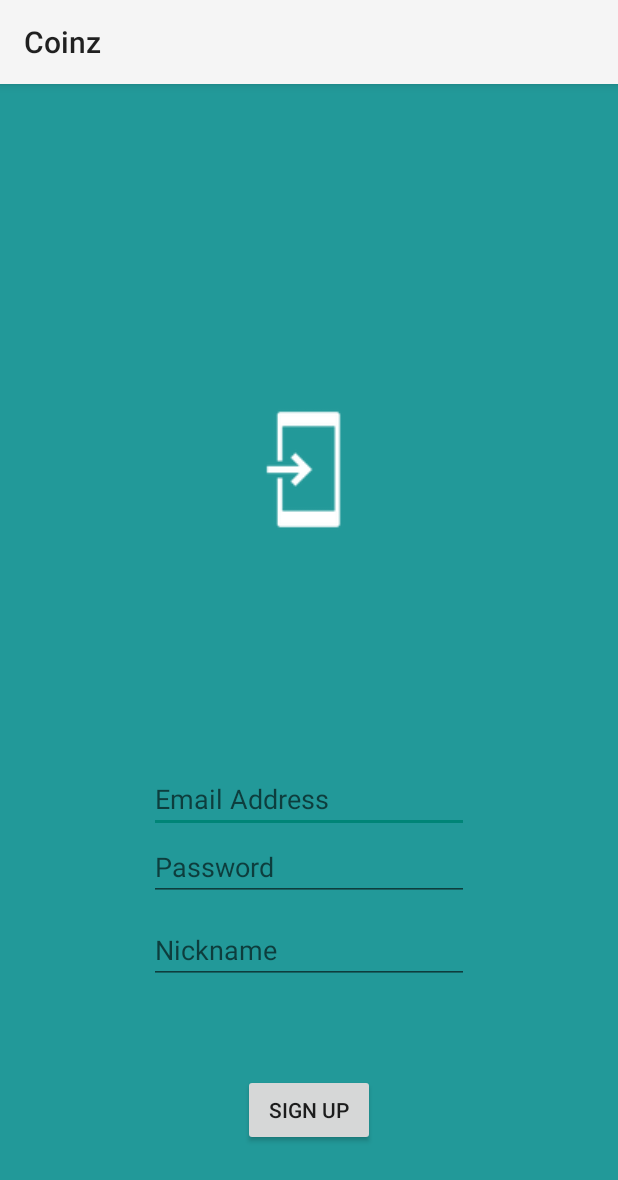
After one commit to zhanshenlc/Coinz, an Android app: the RegisterActivity screen opened directly, with no data from a screen before it, on a phone screen of 412 x 824 dp. The commit adds this screen. Shown: the top 1180 px of the screen. Run offline under Robolectric (Android 15) with nearby library versions, the phone set to English and light mode, and no system bars.

Commit message:
Register page and icon setting

```diff
--- a/app/src/main/AndroidManifest.xml
+++ b/app/src/main/AndroidManifest.xml
@@ -1,6 +1,8 @@
 <?xml version="1.0" encoding="utf-8"?>
 <manifest xmlns:android="http://schemas.android.com/apk/res/android"
     package="com.uoe.zhanshenlc.coinz">
+
+    <uses-permission android:name="android.permission.WRITE_EXTERNAL_STORAGE"></uses-permission>
 
     <application
         android:allowBackup="true"
@@ -16,7 +18,9 @@
                 <category android:name="android.intent.category.LAUNCHER" />
             </intent-filter>
         </activity>
-        <activity android:name=".HomeActivity"></activity>
+        <activity android:name=".HomeActivity" />
+        <activity android:name=".LoginActivity" />
+        <activity android:name=".RegisterActivity"></activity>
     </application>
 
 </manifest>
--- /dev/null
+++ b/app/src/main/java/com/uoe/zhanshenlc/coinz/RegisterActivity.kt
@@ -0,0 +1,65 @@
+package com.uoe.zhanshenlc.coinz
+
+import android.app.Activity
+import android.content.Intent
+import android.net.Uri
+import android.support.v7.app.AppCompatActivity
+import android.os.Bundle
+import android.provider.MediaStore
+import android.view.View
+import android.widget.Button
+import android.widget.EditText
+import android.widget.ImageView
+import java.net.URI
+
+class RegisterActivity : AppCompatActivity() {
+
+    lateinit var id : EditText
+    lateinit var password : EditText
+    lateinit var nickname : EditText
+    lateinit var profile : ImageView
+    lateinit var btn : Button
+    lateinit var imageUri : Uri
+
+    override fun onCreate(savedInstanceState: Bundle?) {
+        super.onCreate(savedInstanceState)
+        setContentView(R.layout.activity_register)
+
+        id = findViewById(R.id.id)
+        password = findViewById(R.id.password)
+        nickname = findViewById(R.id.nickname)
+        profile = findViewById(R.id.img_profile)
+        btn = findViewById(R.id.signup)
+
+        btn.setOnClickListener(object : View.OnClickListener {
+            override fun onClick(view : View) {
+                signup()
+            }
+        })
+
+        profile.setOnClickListener {
+            upload()
+        }
+
+    }
+
+    private fun signup() {
+
+    }
+
+    private fun upload() {
+        val intent = Intent(Intent.ACTION_PICK)
+        intent.setType(MediaStore.Images.Media.CONTENT_TYPE)
+        startActivityForResult(intent, 10)
+    }
+
+    override fun onActivityResult(requestCode : Int, resultCode : Int, data : Intent?) {
+        if (requestCode == 10 && resultCode == Activity.RESULT_OK) {
+            profile.setImageURI(data?.data)
+            if (data != null) {
+                imageUri = data.data
+            }
+        }
+    }
+
+}
--- /dev/null
+++ b/app/src/main/res/layout/activity_register.xml
@@ -0,0 +1,71 @@
+<?xml version="1.0" encoding="utf-8"?>
+<android.support.constraint.ConstraintLayout xmlns:android="http://schemas.android.com/apk/res/android"
+    xmlns:app="http://schemas.android.com/apk/res-auto"
+    xmlns:tools="http://schemas.android.com/tools"
+    android:layout_width="match_parent"
+    android:layout_height="match_parent"
+    tools:context=".RegisterActivity"
+    android:background="#299" >
+
+    <ImageView
+        android:id="@+id/img_profile"
+        android:layout_width="100dp"
+        android:layout_height="0dp"
+        android:layout_marginBottom="70dp"
+        android:layout_marginTop="60dp"
+        android:src="@drawable/common_full_open_on_phone"
+        app:layout_constraintBottom_toTopOf="@+id/id"
+        app:layout_constraintEnd_toEndOf="parent"
+        app:layout_constraintStart_toStartOf="parent"
+        app:layout_constraintTop_toTopOf="parent" />
+
+
+    <EditText
+        android:id="@+id/id"
+        android:layout_width="wrap_content"
+        android:layout_height="wrap_content"
+        android:layout_marginBottom="10dp"
+        android:ems="10"
+        android:hint="Email Address"
+        android:inputType="textPersonName"
+        app:layout_constraintBottom_toTopOf="@+id/textPassword"
+        app:layout_constraintEnd_toEndOf="parent"
+        app:layout_constraintStart_toStartOf="parent"
+        app:layout_constraintTop_toBottomOf="@+id/img_profile" />
+
+    <EditText
+        android:id="@+id/password"
+        android:layout_width="wrap_content"
+        android:layout_height="wrap_content"
+        android:layout_marginBottom="10dp"
+        android:ems="10"
+        android:hint="Password"
+        android:inputType="textPassword"
+        app:layout_constraintBottom_toTopOf="@+id/nickname"
+        app:layout_constraintStart_toStartOf="@+id/id"
+        app:layout_constraintTop_toBottomOf="@+id/id" />
+
+    <EditText
+        android:id="@+id/nickname"
+        android:layout_width="wrap_content"
+        android:layout_height="wrap_content"
+        android:layout_marginBottom="60dp"
+        android:ems="10"
+        android:hint="Nickname"
+        android:inputType="textPersonName"
+        app:layout_constraintBottom_toTopOf="@+id/signup"
+        app:layout_constraintStart_toStartOf="@+id/password"
+        app:layout_constraintTop_toBottomOf="@+id/password" />
+
+    <Button
+        android:id="@+id/signup"
+        android:layout_width="wrap_content"
+        android:layout_height="wrap_content"
+        android:layout_marginBottom="60dp"
+        android:text="SIGN UP"
+        app:layout_constraintBottom_toBottomOf="parent"
+        app:layout_constraintEnd_toEndOf="parent"
+        app:layout_constraintStart_toStartOf="parent"
+        app:layout_constraintTop_toBottomOf="@+id/nickname" />
+
+</android.support.constraint.ConstraintLayout>
```
Also changed, not shown: app/src/main/java/com/uoe/zhanshenlc/coinz/HomeActivity.kt (+14 -0 lines), app/src/main/java/com/uoe/zhanshenlc/coinz/LoginActivity.kt (added, +12 -0 lines), app/src/main/java/com/uoe/zhanshenlc/coinz/UserModel.kt (added, +9 -0 lines), app/src/main/res/layout/activity_home.xml (+9 -0 lines), app/src/main/res/layout/activity_login.xml (added, +9 -0 lines).
